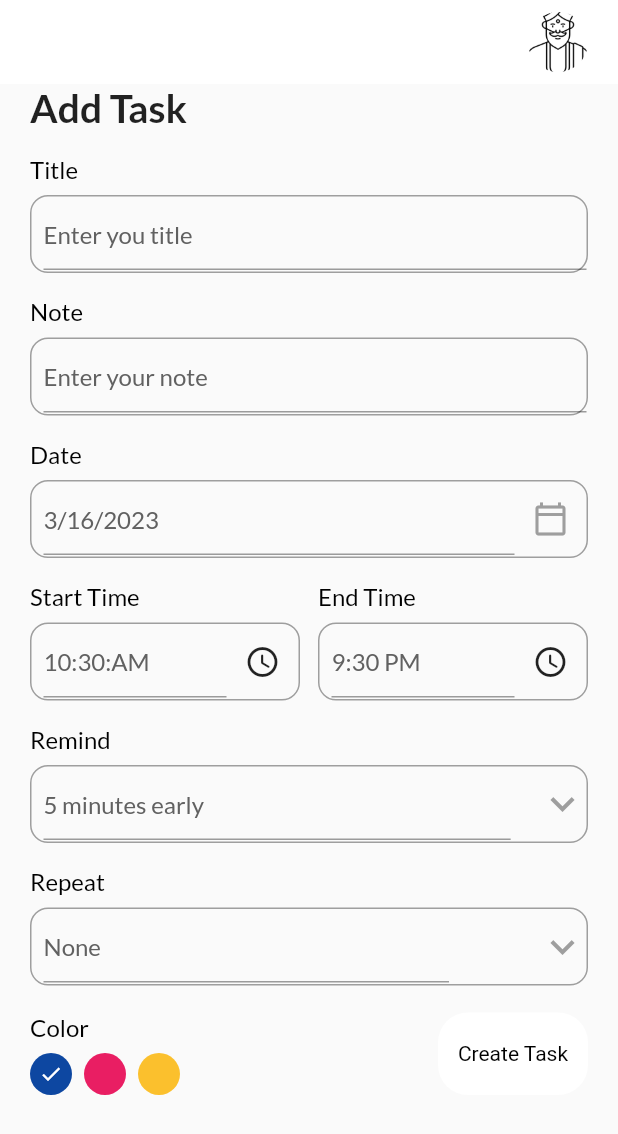
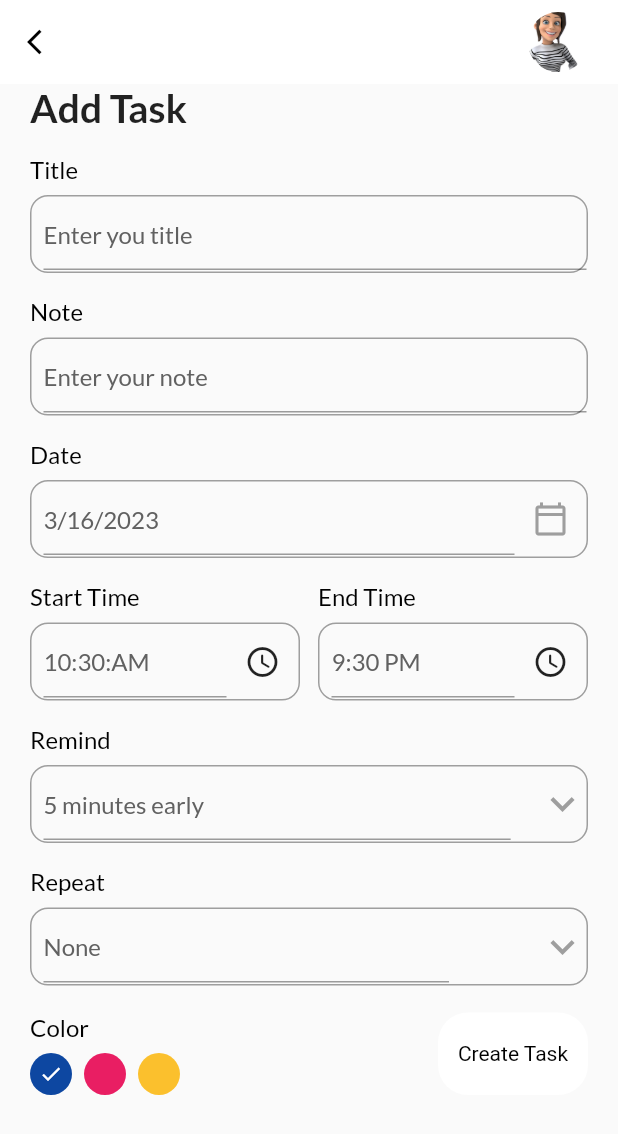
Before and after one commit to joumarhiba/MyTask2, a Flutter app: the screen it shows after launch, after a tap on "+ Add Task", on a phone screen of 412 x 824 dp. Shown: the top 1134 px of the screen. Run offline on Flutter 3.47's test engine with Material 2 defaults, Android fonts, the phone set to English and light mode, and no system bars; our stand-ins replace awesome_notifications, cloud_firestore, date_picker_timeline, firebase_core, flutter_local_notifications, flutter_staggered_animations and 4 more; accounts and stored records are empty.

Commit message:
some changes in home page

```diff
--- a/lib/main.dart
+++ b/lib/main.dart
@@ -22,8 +22,7 @@ Future<void> main() async {
             channelName: 'Basic notif',
             channelDescription: 'Notification channel test')
       ],
-    debug: true
-  );
+      debug: true);
   runApp(const MyApp());
 }
 
@@ -34,7 +33,7 @@ class MyApp extends StatelessWidget {
   @override
   Widget build(BuildContext context) {
     return GetMaterialApp(
-      title: 'Flutter Demo',
+      title: 'Flutter todo app',
       debugShowCheckedModeBanner: false,
       theme: Themes.light,
       darkTheme: Themes.dark,
--- a/lib/services/notification_service.dart
+++ b/lib/services/notification_service.dart
@@ -1,13 +1,100 @@
+import 'package:awesome_notifications/awesome_notifications.dart';
+import 'package:flutter/cupertino.dart';
+import 'package:flutter/material.dart';
+import 'package:flutter_local_notifications/flutter_local_notifications.dart';
+import 'package:get/get.dart';
 
-import 'package:awesome_notifications/awesome_notifications.dart';
+class NotifyHelper {
+  FlutterLocalNotificationsPlugin flutterLocalNotificationsPlugin =
+      FlutterLocalNotificationsPlugin(); //
 
-class NotificationService {
-  displayNotification() {
-    AwesomeNotifications().createNotification(
-        content: NotificationContent(
-            id: 33,
-            channelKey: 'basic_channel',
-            title: 'Notification test',
-            body: 'IT WORKED'));
+  initializeNotification() async {
+    //tz.initializeTimeZones();
+    final IOSInitializationSettings initializationSettingsIOS =
+        IOSInitializationSettings(
+            requestSoundPermission: false,
+            requestBadgePermission: false,
+            requestAlertPermission: false,
+            onDidReceiveLocalNotification: onDidReceiveLocalNotification);
+
+    final AndroidInitializationSettings initializationSettingsAndroid =
+        AndroidInitializationSettings("appicon");
+
+    final InitializationSettings initializationSettings =
+        InitializationSettings(
+      iOS: initializationSettingsIOS,
+      android: initializationSettingsAndroid,
+    );
+    await flutterLocalNotificationsPlugin.initialize(initializationSettings,
+        onSelectNotification: selectNotification);
+  }
+
+  void requestIOSPermissions() {
+    flutterLocalNotificationsPlugin
+        .resolvePlatformSpecificImplementation<
+            IOSFlutterLocalNotificationsPlugin>()
+        ?.requestPermissions(
+          alert: true,
+          badge: true,
+          sound: true,
+        );
+  }
+
+  Future selectNotification(String? payload) async {
+    if (payload != null) {
+      print('notification payload: $payload');
+    } else {
+      print("Notification Done");
+    }
+    Get.to(() => Container(
+          color: Colors.white,
+        ));
+  }
+
+  Future onDidReceiveLocalNotification(
+      int id, String? title, String? body, String? payload) async {
+    // display a dialog with the notification details, tap ok to go to another page
+    // showDialog(
+    //   //context: context,
+    //   builder: (BuildContext context) => CupertinoAlertDialog(
+    //     title: Text(title),
+    //     content: Text(body),
+    //     actions: [
+    //       CupertinoDialogAction(
+    //         isDefaultAction: true,
+    //         child: Text('Ok'),
+    //         onPressed: () async {
+    //           Navigator.of(context, rootNavigator: true).pop();
+    //           await Navigator.push(
+    //             context,
+    //             MaterialPageRoute(
+    //               builder: (context) => SecondScreen(payload),
+    //             ),
+    //           );
+    //         },
+    //       )
+    //     ],
+    //   ),
+    // );
+
+    Get.dialog(Text("Welcome to notif data"));
+  }
+
+  displayNotification({required String title, required String body}) async {
+    print("doing test");
+    var androidPlatformChannelSpecifics = AndroidNotificationDetails(
+        'your channel id', 'your channel name', 'your channel description',
+        importance: Importance.max, priority: Priority.high);
+    var iOSPlatformChannelSpecifics = IOSNotificationDetails();
+    var platformChannelSpecifics = NotificationDetails(
+        android: androidPlatformChannelSpecifics,
+        iOS: iOSPlatformChannelSpecifics);
+    await flutterLocalNotificationsPlugin.show(
+      0,
+      title,
+      body,
+      platformChannelSpecifics,
+      payload: 'Default_Sound',
+    );
   }
 }
--- a/lib/services/theme_service.dart
+++ b/lib/services/theme_service.dart
@@ -11,6 +11,7 @@ class ThemeService {
 
   ThemeMode get theme => _loadThemeFromBox() ? ThemeMode.dark : ThemeMode.light;
 
+//to change dynamiclly the theme
   void switchTheme() {
     Get.changeThemeMode(_loadThemeFromBox() ? ThemeMode.light : ThemeMode.dark);
     _saveThemeToBox(!_loadThemeFromBox());
--- a/lib/ui/addTaskBar.dart
+++ b/lib/ui/addTaskBar.dart
@@ -189,13 +189,13 @@ class _AddTaskBarState extends State<AddTaskBar> {
         child: Icon(
           Icons.arrow_back_ios,
           size: 20,
-          color: Get.isDarkMode ? Colors.black : Colors.white,
+          color:  Colors.black,
         ),
       ),
       actions: [
         CircleAvatar(
           backgroundImage: AssetImage(
-            "images/avatar.png",
+            "images/user-avatar.jpg",
           ),
           backgroundColor: Colors.white,
         ),
--- a/lib/ui/home_page.dart
+++ b/lib/ui/home_page.dart
@@ -18,8 +18,6 @@ import 'package:google_fonts/google_fonts.dart';
 import 'package:intl/intl.dart';
 import 'package:sqflite/sqflite.dart';
 
-
-import '../conf/db.dart';
 import 'get_started.dart';
 
 class HomePage extends StatefulWidget {
@@ -31,16 +29,17 @@ class HomePage extends StatefulWidget {
 
 class _HomePageState extends State<HomePage> {
   DateTime _selectedDate = DateTime.now();
+
   final _taskController = Get.put(TaskController());
+
   var notifyHelper;
   @override
   void initState() {
     super.initState();
-    AwesomeNotifications().isNotificationAllowed().then((isAllowed) {
-      if (!isAllowed) {
-        AwesomeNotifications().requestPermissionToSendNotifications();
-      }
-    });
+
+    notifyHelper = NotifyHelper();
+    NotifyHelper().initializeNotification();
+    notifyHelper.requestIOSPermissions();
   }
 
   @override
@@ -49,19 +48,13 @@ class _HomePageState extends State<HomePage> {
       appBar: _appBar(),
       body: Column(
         children: [
-         const GetStarted(),
+          const GetStarted(),
           Container(
               margin: const EdgeInsets.only(left: 20, right: 20, top: 10),
               child: Row(
                 mainAxisAlignment: MainAxisAlignment.spaceBetween,
                 children: [
                   _addTaskBar(),
-                  MyButton(
-                      label: "+ Add Task",
-                      onTap: () async {
-                        await Get.to(AddTaskBar());
-                        _taskController.getTasks();
-                      }),
                 ],
               )),
           _addDateBar(),
@@ -82,7 +75,7 @@ class _HomePageState extends State<HomePage> {
         height: 100,
         width: 80,
         initialSelectedDate: DateTime.now(),
-        selectionColor: Color.fromARGB(255, 68, 28, 248),
+        selectionColor: Color.fromARGB(255, 17, 17, 18),
         selectedTextColor: Colors.white,
         dateTextStyle: GoogleFonts.lato(
           textStyle: TextStyle(
@@ -114,16 +107,19 @@ class _HomePageState extends State<HomePage> {
 
   _addTaskBar() {
     return Container(
-      child: Column(
+      child: Row(
         crossAxisAlignment: CrossAxisAlignment.start,
         children: [
           Text(
+            "Today",
+            style: headingStyle,
+          ),
+          SizedBox(
+            width: 127,
+          ),
+          Text(
             DateFormat.yMMMMd().format(DateTime.now()),
             style: subHeadingStyle,
-          ),
-          Text(
-            "Today",
-            style: headingStyle,
           ),
         ],
       ),
@@ -158,11 +154,15 @@ class _HomePageState extends State<HomePage> {
           child: GestureDetector(
             onTap: () {
               ThemeService().switchTheme();
-              NotificationService().displayNotification();
+              NotifyHelper().displayNotification(
+                  title: "Theme Changed",
+                  body: Get.isDarkMode
+                      ? "Activated Light Mode"
+                      : "Activated Dark Mode");
               print(Get.isDarkMode);
             },
             child: Icon(
-              Get.isDarkMode ? Icons.wb_sunny_outlined : Icons.nightlight_round,
+              Get.isDarkMode ? Icons.wb_sunny_rounded : Icons.nightlight_round,
               size: 20,
               color: Get.isDarkMode ? Colors.white : Colors.black,
             ),
--- a/pubspec.yaml
+++ b/pubspec.yaml
@@ -42,7 +42,7 @@ dependencies:
   date_picker_timeline:
   sqflite:
   path:
-#  flutter_local_notifications:
+  flutter_local_notifications:
   flutter_native_timezone:
   firebase_core: ^2.7.1
   cloud_firestore: ^4.4.4
```
Also changed, not shown: pubspec.lock. Lines whose indentation alone changed are shown as unchanged.
